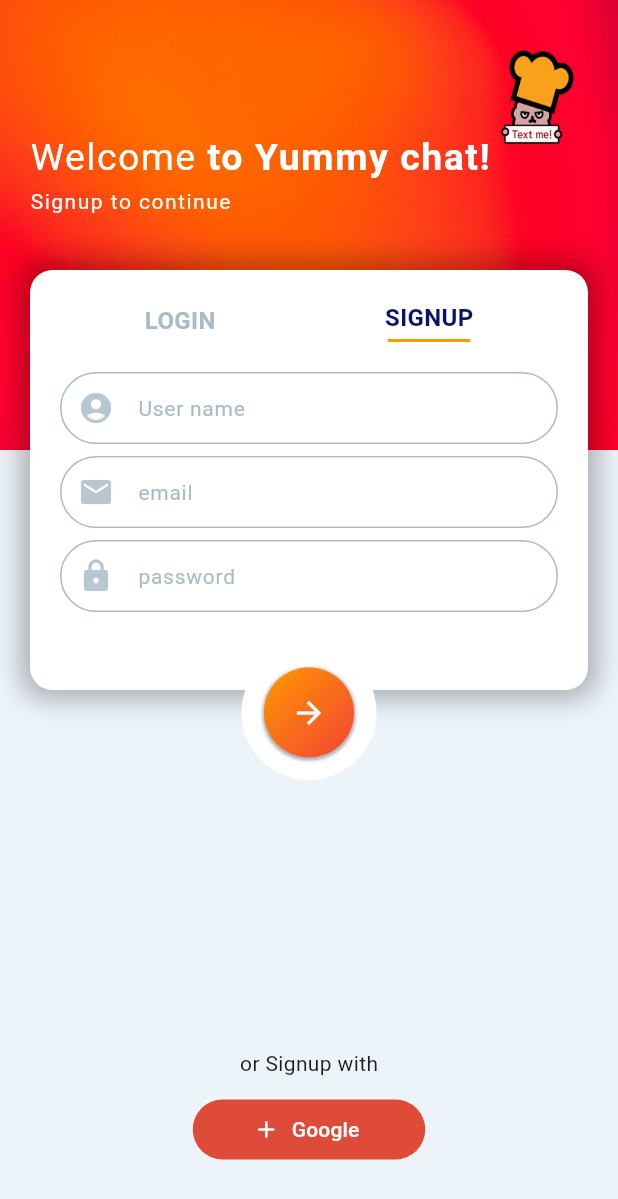
After one commit to minchodang/flutter-ps, a Flutter app: the screen it shows after launch, on a phone screen of 412 x 824 dp. The commit adds this screen. Shown: the top 1199 px of the screen. Run offline on Flutter 3.47's test engine with Material 3 defaults, Android fonts, the phone set to English and light mode, and no system bars; our stand-ins replace flutter_spinkit, flutter_svg, fluttertoast, geolocator, google_fonts, timer_builder.

Commit message:
Feature/chat UI (#24)
* Feat: chat-signs ui

* Fix: main_screen_dart 로직

```diff
--- /dev/null
+++ b/lib/config/palette.dart
@@ -0,0 +1,11 @@
+import 'package:flutter/painting.dart';
+
+class Palette {
+  static const Color iconColor = Color(0xFFB6C7D1);
+  static const Color activeColor = Color(0xFF09126C);
+  static const Color textColor1 = Color(0XFFA7BCC7);
+  static const Color textColor2 = Color(0XFF9BB3C0);
+  static const Color facebookColor = Color(0xFF3B5999);
+  static const Color googleColor = Color(0xFFDE4B39);
+  static const Color backgroundColor = Color(0xFFECF3F9);
+}
--- a/lib/main.dart
+++ b/lib/main.dart
@@ -1,6 +1,5 @@
 import 'package:flutter/material.dart';
-import 'package:flutter_application_1/screens/Loading.dart';
-import 'package:flutter_application_1/screens/weather_screen.dart';
+import 'package:flutter_application_1/screens/chat/main_screen.dart';
 
 void main() {
   runApp(MyApp());
@@ -17,7 +16,7 @@ class MyApp extends StatelessWidget {
       title: 'weather application',
       scaffoldMessengerKey: rootScaffoldKey,
       theme: ThemeData(primarySwatch: Colors.blue),
-      home: Loading(),
+      home: LoginSignupScreen(),
     );
   }
 }
--- /dev/null
+++ b/lib/screens/chat/main_screen.dart
@@ -0,0 +1,380 @@
+import 'package:flutter/material.dart';
+import '../../config/palette.dart';
+
+class LoginSignupScreen extends StatefulWidget {
+  const LoginSignupScreen({Key? key}) : super(key: key);
+
+  @override
+  _LoginSignupScreenState createState() => _LoginSignupScreenState();
+}
+
+class _LoginSignupScreenState extends State<LoginSignupScreen> {
+  bool isSignupScreen = true;
+  @override
+  Widget build(BuildContext context) {
+    return Scaffold(
+      backgroundColor: Palette.backgroundColor,
+      body: Stack(
+        children: [
+          Positioned(
+            top: 0,
+            right: 0,
+            left: 0,
+            child: Container(
+              height: 300,
+              decoration: BoxDecoration(
+                image: DecorationImage(
+                    image: AssetImage('image/chat/red.jpg'), fit: BoxFit.fill),
+              ),
+              child: Container(
+                padding: EdgeInsets.only(top: 90, left: 20),
+                child: Column(
+                  crossAxisAlignment: CrossAxisAlignment.start,
+                  children: [
+                    RichText(
+                      text: TextSpan(
+                        text: 'Welcome',
+                        style: TextStyle(
+                            letterSpacing: 1.0,
+                            fontSize: 25,
+                            color: Colors.white),
+                        children: [
+                          TextSpan(
+                            text: isSignupScreen ? ' to Yummy chat!' : ' back',
+                            style: TextStyle(
+                              letterSpacing: 1.0,
+                              fontSize: 25,
+                              color: Colors.white,
+                              fontWeight: FontWeight.bold,
+                            ),
+                          ),
+                        ],
+                      ),
+                    ),
+                    SizedBox(
+                      height: 5.0,
+                    ),
+                    Text(
+                      isSignupScreen
+                          ? 'Signup to continue'
+                          : 'Signin to continue',
+                      style: TextStyle(
+                        letterSpacing: 1.0,
+                        color: Colors.white,
+                      ),
+                    ),
+                  ],
+                ),
+              ),
+            ),
+          ),
+          //배경
+          AnimatedPositioned(
+            duration: Duration(milliseconds: 500),
+            curve: Curves.easeIn,
+            top: 180,
+            child: AnimatedContainer(
+              duration: Duration(milliseconds: 500),
+              curve: Curves.easeIn,
+              padding: EdgeInsets.all(20.0),
+              height: isSignupScreen ? 280.0 : 250.0,
+              width: MediaQuery.of(context).size.width - 40,
+              margin: EdgeInsets.symmetric(horizontal: 20.0),
+              decoration: BoxDecoration(
+                color: Colors.white,
+                borderRadius: BorderRadius.circular(15.0),
+                boxShadow: [
+                  BoxShadow(
+                      color: Colors.black.withOpacity(0.3),
+                      blurRadius: 15,
+                      spreadRadius: 5),
+                ],
+              ),
+              child: Column(
+                children: [
+                  Row(
+                    mainAxisAlignment: MainAxisAlignment.spaceAround,
+                    children: [
+                      GestureDetector(
+                        onTap: () {
+                          setState(() {
+                            isSignupScreen = false;
+                          });
+                        },
+                        child: Column(
+                          children: [
+                            Text(
+                              'LOGIN',
+                              style: TextStyle(
+                                  fontSize: 16,
+                                  fontWeight: FontWeight.bold,
+                                  color: !isSignupScreen
+                                      ? Palette.activeColor
+                                      : Palette.textColor1),
+                            ),
+                            if (!isSignupScreen)
+                              Container(
+                                margin: EdgeInsets.only(top: 3),
+                                height: 2,
+                                width: 55,
+                                color: Colors.orange,
+                              )
+                          ],
+                        ),
+                      ),
+                      GestureDetector(
+                        onTap: () {
+                          setState(() {
+                            isSignupScreen = true;
+                          });
+                        },
+                        child: Column(
+                          children: [
+                            Text(
+                              'SIGNUP',
+                              style: TextStyle(
+                                  fontSize: 16,
+                                  fontWeight: FontWeight.bold,
+                                  color: isSignupScreen
+                                      ? Palette.activeColor
+                                      : Palette.textColor1),
+                            ),
+                            if (isSignupScreen)
+                              Container(
+                                margin: EdgeInsets.only(top: 3),
+                                height: 2,
+                                width: 55,
+                                color: Colors.orange,
+                              )
+                          ],
+                        ),
+                      )
+                    ],
+                  ),
+                  if (isSignupScreen)
+                    Container(
+                      margin: EdgeInsets.only(top: 20),
+                      child: Form(
+                        child: Column(
+                          children: [
+                            TextFormField(
+                              decoration: InputDecoration(
+                                  prefixIcon: Icon(
+                                    Icons.account_circle,
+                                    color: Palette.iconColor,
+                                  ),
+                                  enabledBorder: OutlineInputBorder(
+                                    borderSide:
+                                        BorderSide(color: Palette.textColor1),
+                                    borderRadius: BorderRadius.all(
+                                      Radius.circular(35.0),
+                                    ),
+                                  ),
+                                  focusedBorder: OutlineInputBorder(
+                                    borderSide:
+                                        BorderSide(color: Palette.textColor1),
+                                    borderRadius: BorderRadius.all(
+                                      Radius.circular(35.0),
+                                    ),
+                                  ),
+                                  hintText: 'User name',
+                                  hintStyle: TextStyle(
+                                      fontSize: 14, color: Palette.textColor1),
+                                  contentPadding: EdgeInsets.all(10)),
+                            ),
+                            SizedBox(
+                              height: 8,
+                            ),
+                            TextFormField(
+                              decoration: InputDecoration(
+                                  prefixIcon: Icon(
+                                    Icons.email,
+                                    color: Palette.iconColor,
+                                  ),
+                                  enabledBorder: OutlineInputBorder(
+                                    borderSide:
+                                        BorderSide(color: Palette.textColor1),
+                                    borderRadius: BorderRadius.all(
+                                      Radius.circular(35.0),
+                                    ),
+                                  ),
+                                  focusedBorder: OutlineInputBorder(
+                                    borderSide:
+                                        BorderSide(color: Palette.textColor1),
+                                    borderRadius: BorderRadius.all(
+                                      Radius.circular(35.0),
+                                    ),
+                                  ),
+                                  hintText: 'email',
+                                  hintStyle: TextStyle(
+                                      fontSize: 14, color: Palette.textColor1),
+                                  contentPadding: EdgeInsets.all(10)),
+                            ),
+                            SizedBox(
+                              height: 8,
+                            ),
+                            TextFormField(
+                              decoration: InputDecoration(
+                                  prefixIcon: Icon(
+                                    Icons.lock,
+                                    color: Palette.iconColor,
+                                  ),
+                                  enabledBorder: OutlineInputBorder(
+                                    borderSide:
+                                        BorderSide(color: Palette.textColor1),
+                                    borderRadius: BorderRadius.all(
+                                      Radius.circular(35.0),
+                                    ),
+                                  ),
+                                  focusedBorder: OutlineInputBorder(
+                                    borderSide:
+                                        BorderSide(color: Palette.textColor1),
+                                    borderRadius: BorderRadius.all(
+                                      Radius.circular(35.0),
+                                    ),
+                                  ),
+                                  hintText: 'password',
+                                  hintStyle: TextStyle(
+                                      fontSize: 14, color: Palette.textColor1),
+                                  contentPadding: EdgeInsets.all(10)),
+                            )
+                          ],
+                        ),
+                      ),
+                    ),
+                  if (!isSignupScreen)
+                    Container(
+                      margin: EdgeInsets.only(top: 20),
+                      child: Form(
+                        child: Column(
+                          children: [
+                            TextFormField(
+                              decoration: InputDecoration(
+                                  prefixIcon: Icon(
+                                    Icons.email,
+                                    color: Palette.iconColor,
+                                  ),
+                                  enabledBorder: OutlineInputBorder(
+                                    borderSide:
+                                        BorderSide(color: Palette.textColor1),
+                                    borderRadius: BorderRadius.all(
+                                      Radius.circular(35.0),
+                                    ),
+                                  ),
+                                  focusedBorder: OutlineInputBorder(
+                                    borderSide:
+                                        BorderSide(color: Palette.textColor1),
+                                    borderRadius: BorderRadius.all(
+                                      Radius.circular(35.0),
+                                    ),
+                                  ),
+                                  hintText: 'email',
+                                  hintStyle: TextStyle(
+                                      fontSize: 14, color: Palette.textColor1),
+                                  contentPadding: EdgeInsets.all(10)),
+                            ),
+                            SizedBox(
+                              height: 8.0,
+                            ),
+                            TextFormField(
+                              decoration: InputDecoration(
+                                  prefixIcon: Icon(
+                                    Icons.lock,
+                                    color: Palette.iconColor,
+                                  ),
+                                  enabledBorder: OutlineInputBorder(
+                                    borderSide:
+                                        BorderSide(color: Palette.textColor1),
+                                    borderRadius: BorderRadius.all(
+                                      Radius.circular(35.0),
+                                    ),
+                                  ),
+                                  focusedBorder: OutlineInputBorder(
+                                    borderSide:
+                                        BorderSide(color: Palette.textColor1),
+                                    borderRadius: BorderRadius.all(
+                                      Radius.circular(35.0),
+                                    ),
+                                  ),
+                                  hintText: 'password',
+                                  hintStyle: TextStyle(
+                                      fontSize: 14, color: Palette.textColor1),
+                                  contentPadding: EdgeInsets.all(10)),
+                            )
+                          ],
+                        ),
+                      ),
+                    )
+                ],
+              ),
+            ),
+          ),
+          //텍스트 폼 필드
+          AnimatedPositioned(
+            duration: Duration(milliseconds: 500),
+            curve: Curves.easeIn,
+            top: isSignupScreen ? 430 : 390,
+            right: 0,
+            left: 0,
+            child: Center(
+              child: Container(
+                padding: EdgeInsets.all(15),
+                height: 90,
+                width: 90,
+                decoration: BoxDecoration(
+                    color: Colors.white,
+                    borderRadius: BorderRadius.circular(50)),
+                child: Container(
+                  decoration: BoxDecoration(
+                    gradient: LinearGradient(
+                        colors: [Colors.orange, Colors.red],
+                        begin: Alignment.topLeft,
+                        end: Alignment.bottomRight),
+                    borderRadius: BorderRadius.circular(30),
+                    boxShadow: [
+                      BoxShadow(
+                        color: Colors.black.withOpacity(0.3),
+                        spreadRadius: 1,
+                        blurRadius: 1,
+                        offset: Offset(0, 1),
+                      ),
+                    ],
+                  ),
+                  child: Icon(
+                    Icons.arrow_forward,
+                    color: Colors.white,
+                  ),
+                ),
+              ),
+            ),
+          ),
+          //전송버튼
+          Positioned(
+            top: MediaQuery.of(context).size.height - 125,
+            right: 0,
+            left: 0,
+            child: Column(
+              children: [
+                Text(isSignupScreen ? 'or Signup with' : 'or Signin with'),
+                SizedBox(
+                  height: 10,
+                ),
+                TextButton.icon(
+                  onPressed: () {},
+                  style: TextButton.styleFrom(
+                      primary: Colors.white,
+                      minimumSize: Size(155, 40),
+                      shape: RoundedRectangleBorder(
+                          borderRadius: BorderRadius.circular(20)),
+                      backgroundColor: Palette.googleColor),
+                  icon: Icon(Icons.add),
+                  label: Text('Google'),
+                ),
+              ],
+            ),
+          ),
+        ],
+      ),
+    );
+  }
+}
--- a/pubspec.yaml
+++ b/pubspec.yaml
@@ -72,6 +72,7 @@ flutter:
     - image/weather/
     - image/other/
     - svg/
+    - image/chat/
 
   # An image asset can refer to one or more resolution-specific "variants", see
   # https://flutter.dev/assets-and-images/#resolution-aware
```
Also changed, not shown: image/chat/red.jpg (added).
